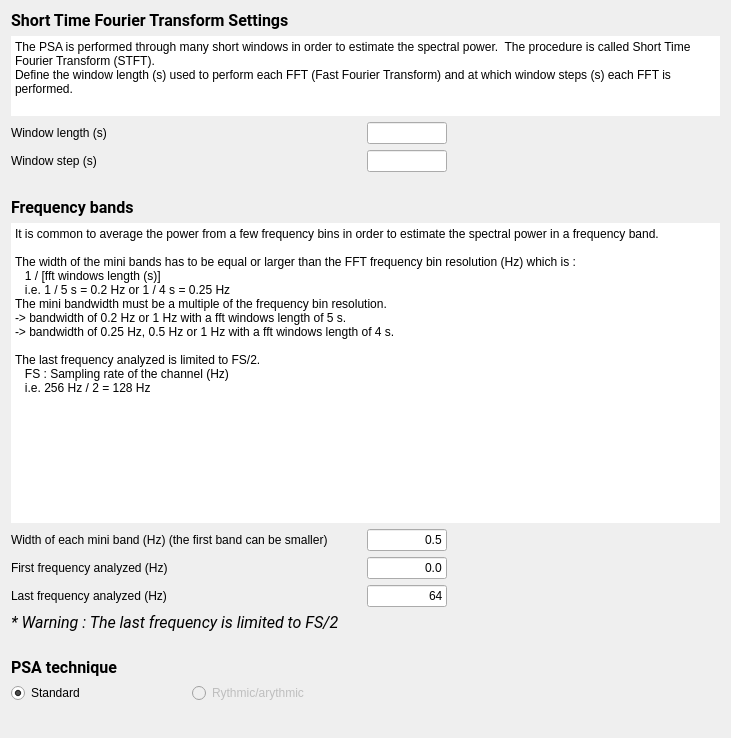
Qt form tools/CEAMSTools/PowerSpectralAnalysis/SpectralSettings/Ui_SpectralSettings.ui (SnoozToolbox/snooz-package-ceams) before a commit.
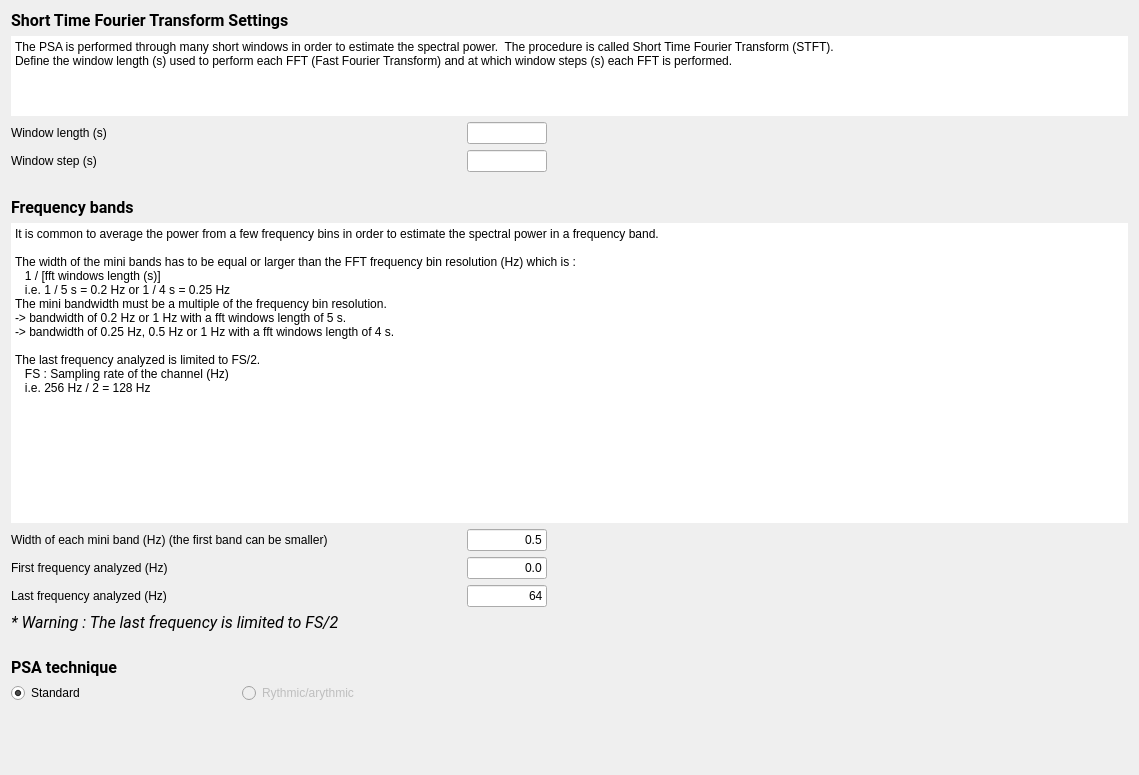
The same form after that commit.

Commit message: Improve UI interaction for the PSA tool.

What changed in the file:
```diff
--- a/tools/CEAMSTools/PowerSpectralAnalysis/SpectralSettings/Ui_SpectralSettings.ui
+++ b/tools/CEAMSTools/PowerSpectralAnalysis/SpectralSettings/Ui_SpectralSettings.ui
@@ -6,8 +6,8 @@
    <rect>
     <x>0</x>
     <y>0</y>
-    <width>730</width>
-    <height>738</height>
+    <width>1139</width>
+    <height>775</height>
    </rect>
   </property>
   <property name="minimumSize">
@@ -139,7 +139,7 @@
          </property>
          <property name="minimumSize">
           <size>
-           <width>350</width>
+           <width>450</width>
            <height>0</height>
           </size>
          </property>
@@ -286,13 +286,13 @@
        </property>
        <property name="minimumSize">
         <size>
-         <width>350</width>
+         <width>450</width>
          <height>0</height>
         </size>
        </property>
        <property name="maximumSize">
         <size>
-         <width>400</width>
+         <width>450</width>
          <height>16777215</height>
         </size>
        </property>
@@ -490,7 +490,7 @@
          </property>
          <property name="minimumSize">
           <size>
-           <width>175</width>
+           <width>225</width>
            <height>0</height>
           </size>
          </property>
@@ -515,7 +515,7 @@
          </property>
          <property name="minimumSize">
           <size>
-           <width>175</width>
+           <width>225</width>
            <height>0</height>
           </size>
          </property>
```
The commit also changes 6 other files.
